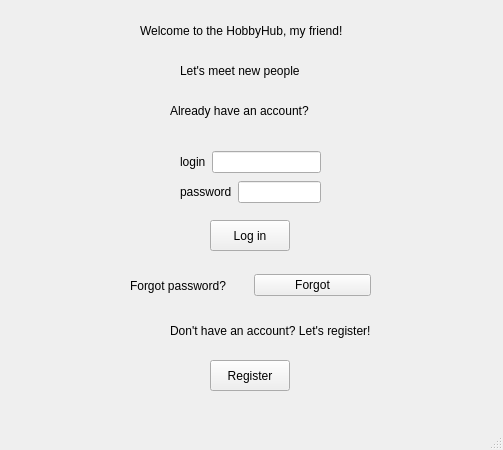
Above: UI/greetingpage.ui from cpp-park-vk-education/2023_1_Chaihona_-1 before the change. Below: the same form after it.
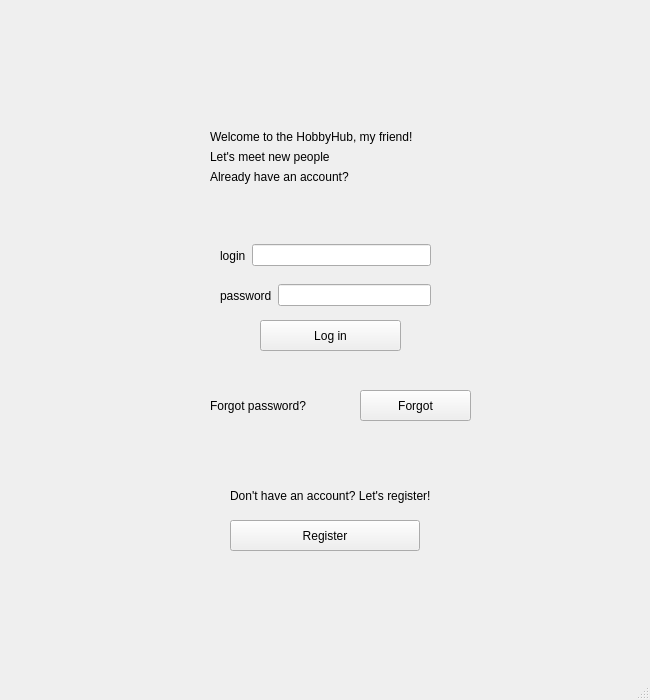
That is the form after the change.

Diff of the .ui file:
```diff
--- a/UI/greetingpage.ui
+++ b/UI/greetingpage.ui
@@ -6,46 +6,20 @@
    <rect>
     <x>0</x>
     <y>0</y>
-    <width>503</width>
-    <height>450</height>
+    <width>650</width>
+    <height>700</height>
    </rect>
   </property>
   <property name="windowTitle">
    <string>GreetingPage</string>
   </property>
   <widget class="QWidget" name="centralwidget">
-   <widget class="QLabel" name="CheckAccount">
-    <property name="geometry">
-     <rect>
-      <x>170</x>
-      <y>100</y>
-      <width>191</width>
-      <height>21</height>
-     </rect>
-    </property>
-    <property name="text">
-     <string>Already have an account?</string>
-    </property>
-   </widget>
-   <widget class="QLabel" name="Label">
-    <property name="geometry">
-     <rect>
-      <x>180</x>
-      <y>60</y>
-      <width>181</width>
-      <height>21</height>
-     </rect>
-    </property>
-    <property name="text">
-     <string>Let's meet new people</string>
-    </property>
-   </widget>
    <widget class="QPushButton" name="BtnRegister">
     <property name="geometry">
      <rect>
-      <x>210</x>
-      <y>360</y>
-      <width>80</width>
+      <x>230</x>
+      <y>520</y>
+      <width>190</width>
       <height>31</height>
      </rect>
     </property>
@@ -53,35 +27,13 @@
      <string>Register</string>
     </property>
    </widget>
-   <widget class="QWidget" name="layoutWidget">
-    <property name="geometry">
-     <rect>
-      <x>180</x>
-      <y>150</y>
-      <width>141</width>
-      <height>24</height>
-     </rect>
-    </property>
-    <layout class="QHBoxLayout" name="horizontalLayout_5">
-     <item>
-      <widget class="QLabel" name="Login">
-       <property name="text">
-        <string>login</string>
-       </property>
-      </widget>
-     </item>
-     <item>
-      <widget class="QLineEdit" name="login"/>
-     </item>
-    </layout>
-   </widget>
    <widget class="QLabel" name="RegLabel">
     <property name="geometry">
      <rect>
-      <x>170</x>
-      <y>320</y>
+      <x>230</x>
+      <y>480</y>
       <width>291</width>
-      <height>21</height>
+      <height>31</height>
      </rect>
     </property>
     <property name="text">
@@ -91,9 +43,9 @@
    <widget class="QPushButton" name="BtnLogIn">
     <property name="geometry">
      <rect>
-      <x>210</x>
-      <y>220</y>
-      <width>80</width>
+      <x>260</x>
+      <y>320</y>
+      <width>141</width>
       <height>31</height>
      </rect>
     </property>
@@ -101,29 +53,71 @@
      <string>Log in</string>
     </property>
    </widget>
-   <widget class="QLabel" name="Greeting">
+   <widget class="QWidget" name="">
     <property name="geometry">
      <rect>
-      <x>140</x>
-      <y>20</y>
-      <width>321</width>
-      <height>21</height>
+      <x>210</x>
+      <y>130</y>
+      <width>281</width>
+      <height>91</height>
      </rect>
     </property>
-    <property name="text">
-     <string>Welcome to the HobbyHub, my friend!</string>
+    <layout class="QFormLayout" name="formLayout">
+     <item row="0" column="0" colspan="2">
+      <widget class="QLabel" name="Greeting">
+       <property name="text">
+        <string>Welcome to the HobbyHub, my friend!</string>
+       </property>
+      </widget>
+     </item>
+     <item row="1" column="0" colspan="2">
+      <widget class="QLabel" name="Label">
+       <property name="text">
+        <string>Let's meet new people</string>
+       </property>
+      </widget>
+     </item>
+     <item row="2" column="0" colspan="2">
+      <widget class="QLabel" name="CheckAccount">
+       <property name="text">
+        <string>Already have an account?</string>
+       </property>
+      </widget>
+     </item>
+    </layout>
+   </widget>
+   <widget class="QWidget" name="">
+    <property name="geometry">
+     <rect>
+      <x>220</x>
+      <y>240</y>
+      <width>211</width>
+      <height>31</height>
+     </rect>
     </property>
+    <layout class="QHBoxLayout" name="horizontalLayout_4">
+     <item>
+      <widget class="QLabel" name="Login">
+       <property name="text">
+        <string>login</string>
+       </property>
+      </widget>
+     </item>
+     <item>
+      <widget class="QLineEdit" name="login"/>
+     </item>
+    </layout>
    </widget>
-   <widget class="QWidget" name="layoutWidget_2">
+   <widget class="QWidget" name="">
     <property name="geometry">
      <rect>
-      <x>180</x>
-      <y>180</y>
-      <width>141</width>
-      <height>24</height>
+      <x>220</x>
+      <y>280</y>
+      <width>211</width>
+      <height>31</height>
      </rect>
     </property>
-    <layout class="QHBoxLayout" name="horizontalLayout_6">
+    <layout class="QHBoxLayout" name="horizontalLayout_5">
      <item>
       <widget class="QLabel" name="Password">
        <property name="text">
@@ -132,35 +126,39 @@
       </widget>
      </item>
      <item>
-      <widget class="QLineEdit" name="password"/>
+      <widget class="QLineEdit" name="password">
+       <property name="echoMode">
+        <enum>QLineEdit::Password</enum>
+       </property>
+      </widget>
      </item>
     </layout>
    </widget>
-   <widget class="QWidget" name="layoutWidget">
+   <widget class="QLabel" name="forgotlabel">
     <property name="geometry">
      <rect>
-      <x>130</x>
-      <y>270</y>
-      <width>241</width>
+      <x>210</x>
+      <y>390</y>
+      <width>151</width>
       <height>31</height>
      </rect>
     </property>
-    <layout class="QHBoxLayout" name="horizontalLayout">
-     <item>
-      <widget class="QLabel" name="forgotlabel">
-       <property name="text">
-        <string>Forgot password?</string>
-       </property>
-      </widget>
-     </item>
-     <item>
-      <widget class="QPushButton" name="BtnForgottenPass">
-       <property name="text">
-        <string>Forgot</string>
-       </property>
-      </widget>
-     </item>
-    </layout>
+    <property name="text">
+     <string>Forgot password?</string>
+    </property>
+   </widget>
+   <widget class="QPushButton" name="BtnForgottenPass">
+    <property name="geometry">
+     <rect>
+      <x>360</x>
+      <y>390</y>
+      <width>111</width>
+      <height>31</height>
+     </rect>
+    </property>
+    <property name="text">
+     <string>Forgot</string>
+    </property>
    </widget>
    <zorder>layoutWidget</zorder>
    <zorder>CheckAccount</zorder>
```
Left out of the diff: 3 changed lines with no effect on the pictures.
